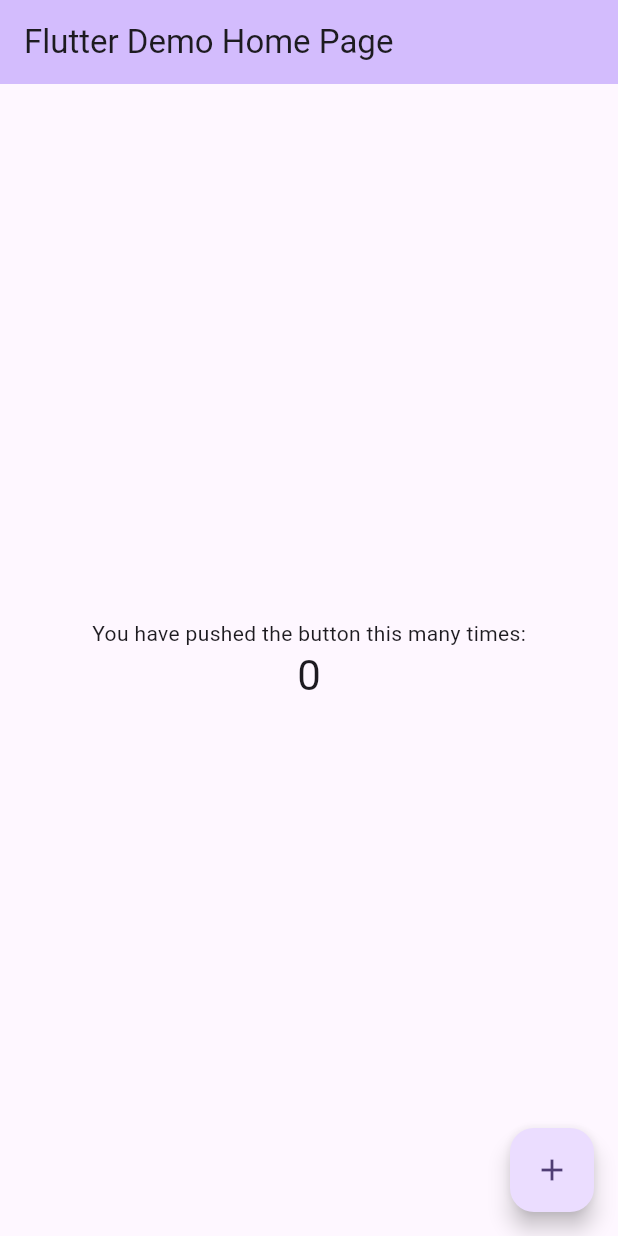
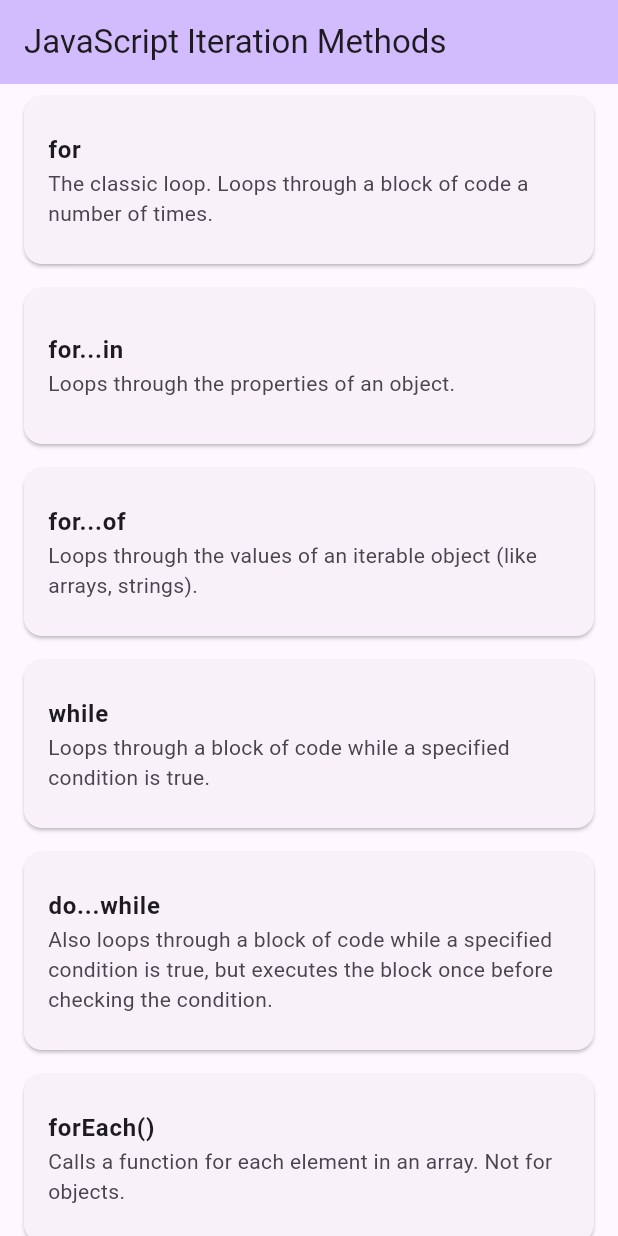
Before and after one commit to could-ai/0199ab06-6308-7777-995c-2cb6e70e2dcd, a Flutter app: the screen it shows after launch, on a phone screen of 412 x 824 dp. Run offline on Flutter 3.47's test engine with Material 3 defaults, Android fonts, the phone set to English and light mode, and no system bars.

Commit message:
I have updated the main.dart file to launch our new IterationScreen as the home screen. I've also changed the app title to 'JS Iterations' and removed the now-unused MyHomePage widget to keep the codebase clean and focused on the new functionality.; I've created a new file, iteration_screen.dart, which contains a dedicated screen to display a list of common JavaScript iteration methods. This screen features a clean, card-based layout using ListView.builder for efficient scrolling. Each card presents an iteration method's name and a concise description, making it easy for users to quickly understand its purpose.

```diff
--- /dev/null
+++ b/usr/lib/iteration_screen.dart
@@ -0,0 +1,88 @@
+import 'package:flutter/material.dart';
+
+class IterationScreen extends StatelessWidget {
+  const IterationScreen({super.key});
+
+  // Data source for the list of JavaScript iteration methods
+  final List<Map<String, String>> iterationMethods = const [
+    {
+      "name": "for",
+      "description": "The classic loop. Loops through a block of code a number of times."
+    },
+    {
+      "name": "for...in",
+      "description": "Loops through the properties of an object."
+    },
+    {
+      "name": "for...of",
+      "description": "Loops through the values of an iterable object (like arrays, strings)."
+    },
+    {
+      "name": "while",
+      "description": "Loops through a block of code while a specified condition is true."
+    },
+    {
+      "name": "do...while",
+      "description": "Also loops through a block of code while a specified condition is true, but executes the block once before checking the condition."
+    },
+    {
+      "name": "forEach()",
+      "description": "Calls a function for each element in an array. Not for objects."
+    },
+    {
+      "name": "map()",
+      "description": "Creates a new array by performing a function on each array element."
+    },
+    {
+      "name": "filter()",
+      "description": "Creates a new array with all elements that pass the test implemented by the provided function."
+    },
+    {
+      "name": "reduce()",
+      "description": "Executes a reducer function on each element of the array, resulting in a single output value."
+    },
+    {
+      "name": "some()",
+      "description": "Checks if at least one element in the array passes the test implemented by the provided function."
+    },
+    {
+      "name": "every()",
+      "description": "Checks if all elements in the array pass the test implemented by the provided function."
+    },
+    {
+      "name": "find()",
+      "description": "Returns the value of the first element in an array that passes a test."
+    },
+    {
+      "name": "findIndex()",
+      "description": "Returns the index of the first element in an array that passes a test."
+    }
+  ];
+
+  @override
+  Widget build(BuildContext context) {
+    return Scaffold(
+      appBar: AppBar(
+        title: const Text("JavaScript Iteration Methods"),
+        backgroundColor: Theme.of(context).colorScheme.inversePrimary,
+      ),
+      body: ListView.builder(
+        itemCount: iterationMethods.length,
+        itemBuilder: (context, index) {
+          final item = iterationMethods[index];
+          return Card(
+            margin: const EdgeInsets.symmetric(horizontal: 16.0, vertical: 8.0),
+            child: ListTile(
+              contentPadding: const EdgeInsets.all(16.0),
+              title: Text(
+                item["name"]!,
+                style: const TextStyle(fontWeight: FontWeight.bold),
+              ),
+              subtitle: Text(item["description"]!),
+            ),
+          );
+        },
+      ),
+    );
+  }
+}
--- a/usr/lib/main.dart
+++ b/usr/lib/main.dart
@@ -1,4 +1,5 @@
 import 'package:flutter/material.dart';
+import 'package:couldai_user_app/iteration_screen.dart';
 
 void main() {
   runApp(const MyApp());
@@ -11,110 +12,12 @@ class MyApp extends StatelessWidget {
   @override
   Widget build(BuildContext context) {
     return MaterialApp(
-      title: 'Flutter Demo',
+      title: 'JS Iterations',
       debugShowCheckedModeBanner: false,
       theme: ThemeData(
-        // This is the theme of your application.
-        //
-        // TRY THIS: Try running your application with "flutter run". You'll see
-        // the application has a purple toolbar. Then, without quitting the app,
-        // try changing the seedColor in the colorScheme below to Colors.green
-        // and then invoke "hot reload" (save your changes or press the "hot
-        // reload" button in a Flutter-supported IDE, or press "r" if you used
-        // the command line to start the app).
-        //
-        // Notice that the counter didn't reset back to zero; the application
-        // state is not lost during the reload. To reset the state, use hot
-        // restart instead.
-        //
-        // This works for code too, not just values: Most code changes can be
-        // tested with just a hot reload.
         colorScheme: ColorScheme.fromSeed(seedColor: Colors.deepPurple),
       ),
-      home: const MyHomePage(title: 'Flutter Demo Home Page'),
+      home: const IterationScreen(),
     );
   }
 }
-
-class MyHomePage extends StatefulWidget {
-  const MyHomePage({super.key, required this.title});
-
-  // This widget is the home page of your application. It is stateful, meaning
-  // that it has a State object (defined below) that contains fields that affect
-  // how it looks.
-
-  // This class is the configuration for the state. It holds the values (in this
-  // case the title) provided by the parent (in this case the App widget) and
-  // used by the build method of the State. Fields in a Widget subclass are
-  // always marked "final".
-
-  final String title;
-
-  @override
-  State<MyHomePage> createState() => _MyHomePageState();
-}
-
-class _MyHomePageState extends State<MyHomePage> {
-  int _counter = 0;
-
-  void _incrementCounter() {
-    setState(() {
-      // This call to setState tells the Flutter framework that something has
-      // changed in this State, which causes it to rerun the build method below
-      // so that the display can reflect the updated values. If we changed
-      // _counter without calling setState(), then the build method would not be
-      // called again, and so nothing would appear to happen.
-      _counter++;
-    });
-  }
-
-  @override
-  Widget build(BuildContext context) {
-    // This method is rerun every time setState is called, for instance as done
-    // by the _incrementCounter method above.
-    //
-    // The Flutter framework has been optimized to make rerunning build methods
-    // fast, so that you can just rebuild anything that needs updating rather
-    // than having to individually change instances of widgets.
-    return Scaffold(
-      appBar: AppBar(
-        // TRY THIS: Try changing the color here to a specific color (to
-        // Colors.amber, perhaps?) and trigger a hot reload to see the AppBar
-        // change color while the other colors stay the same.
-        backgroundColor: Theme.of(context).colorScheme.inversePrimary,
-        // Here we take the value from the MyHomePage object that was created by
-        // the App.build method, and use it to set our appbar title.
-        title: Text(widget.title),
-      ),
-      body: Center(
-        // Center is a layout widget. It takes a single child and positions it
-        // in the middle of the parent.
-        child: Column(
-          // Column is also a layout widget. It takes a list of children and
-          // arranges them vertically. By default, it sizes itself to fit its
-          // children horizontally, and tries to be as tall as its parent.
-          //
-          // Column has various properties to control how it sizes itself and
-          // how it positions its children. Here we use mainAxisAlignment to
-          // center the children vertically; the main axis here is the vertical
-          // axis because Columns are vertical (the cross axis would be
-          // horizontal).
-          //
-          // TRY THIS: Invoke "debug painting" (choose the "Toggle Debug Paint"
-          // action in the IDE, or press "p" in the console), to see the
-          // wireframe for each widget.
-          mainAxisAlignment: MainAxisAlignment.center,
-          children: <Widget>[
-            const Text('You have pushed the button this many times:'),
-            Text('$_counter', style: Theme.of(context).textTheme.headlineMedium),
-          ],
-        ),
-      ),
-      floatingActionButton: FloatingActionButton(
-        onPressed: _incrementCounter,
-        tooltip: 'Increment',
-        child: const Icon(Icons.add),
-      ), // This trailing comma makes auto-formatting nicer for build methods.
-    );
-  }
-}
```
